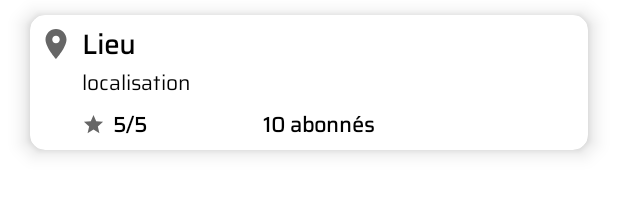
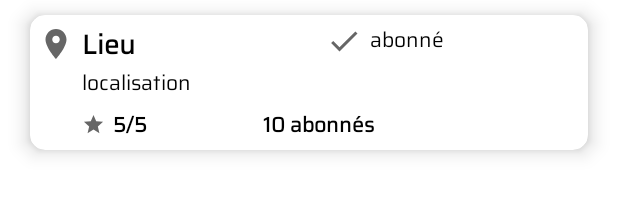
Before and after one commit to manoaiharivola/Front-m1p10android-Mirana-Manoa, an Android app: the layout lieu_list_items.xml on its own in the app's theme, with its tools: preview values and no code run, on a phone screen of 412 x 824 dp. Shown: the top 221 px of the screen. Run offline under Robolectric (Android 15) with nearby library versions, the phone set to English and light mode, and no system bars.

Commit message:
affichage abonné liste lieu recherche

```diff
--- a/app/src/main/java/emds/example/com/custom/CustomListeLieuAdapter.java
+++ b/app/src/main/java/emds/example/com/custom/CustomListeLieuAdapter.java
@@ -43,6 +43,14 @@ public class CustomListeLieuAdapter extends RecyclerView.Adapter<CustomListeLieu
         }
         holder.note_lieu.setText(NumberFormat.formatVueFloat(lieux.get(position).getNote_moyenne()) + "/5");
 
+        if(lieux.get(position).isAbonne() != true) {
+            holder.lieu_is_abonne_liste_lieu.setVisibility(View.GONE);
+        }
+        else {
+            holder.lieu_is_abonne_liste_lieu.setVisibility(View.VISIBLE);
+        }
+
+
         holder.lieu_cardview.setOnClickListener(new View.OnClickListener() {
             @Override
             public void onClick(View view) {
--- a/app/src/main/java/emds/example/com/custom/CustomListeLieuViewHolder.java
+++ b/app/src/main/java/emds/example/com/custom/CustomListeLieuViewHolder.java
@@ -10,7 +10,7 @@ import androidx.recyclerview.widget.RecyclerView;
 import emds.example.com.R;
 
 public class CustomListeLieuViewHolder extends RecyclerView.ViewHolder{
-    TextView nom_lieu, localisation_lieu, abonnes_lieu, note_lieu;
+    TextView nom_lieu, localisation_lieu, abonnes_lieu, note_lieu, lieu_is_abonne_liste_lieu;
     CardView lieu_cardview;
 
     public CustomListeLieuViewHolder(@NonNull View itemView) {
@@ -20,5 +20,6 @@ public class CustomListeLieuViewHolder extends RecyclerView.ViewHolder{
         abonnes_lieu = itemView.findViewById(R.id.abonnes_lieu);
         note_lieu = itemView.findViewById(R.id.note_lieu);
         lieu_cardview = itemView.findViewById(R.id.lieu_cardview);
+        lieu_is_abonne_liste_lieu = itemView.findViewById(R.id.lieu_is_abonne_liste_lieu);
     }
 }
--- a/app/src/main/res/layout/lieu_list_items.xml
+++ b/app/src/main/res/layout/lieu_list_items.xml
@@ -17,6 +17,17 @@
         android:orientation="vertical"
         android:weightSum="3">
 
+        <LinearLayout
+            android:layout_width="match_parent"
+            android:layout_height="wrap_content"
+            android:orientation="horizontal">
+
+            <LinearLayout
+                android:layout_width="383dp"
+                android:layout_height="wrap_content"
+                android:layout_weight="1"
+                android:orientation="horizontal">
+
                 <TextView
                     android:id="@+id/nom_lieu"
                     android:layout_width="match_parent"
@@ -28,6 +39,27 @@
                     android:textColor="@color/black"
                     android:textSize="18sp"
                     android:textStyle="bold" />
+            </LinearLayout>
+
+            <LinearLayout
+                android:layout_width="match_parent"
+                android:layout_height="wrap_content"
+                android:layout_weight="1"
+                android:orientation="horizontal">
+
+                <TextView
+                    android:id="@+id/lieu_is_abonne_liste_lieu"
+                    android:layout_width="match_parent"
+                    android:layout_height="wrap_content"
+                    android:drawableStart="@drawable/ic_baseline_check_24"
+                    android:drawablePadding="5dp"
+                    android:maxLines="1"
+                    android:text="abonné"
+                    android:textColor="@color/black"
+                    android:textSize="14sp" />
+            </LinearLayout>
+        </LinearLayout>
+
 
         <TextView
             android:id="@+id/localisation_lieu"
```
Lines whose indentation alone changed are shown as unchanged.
